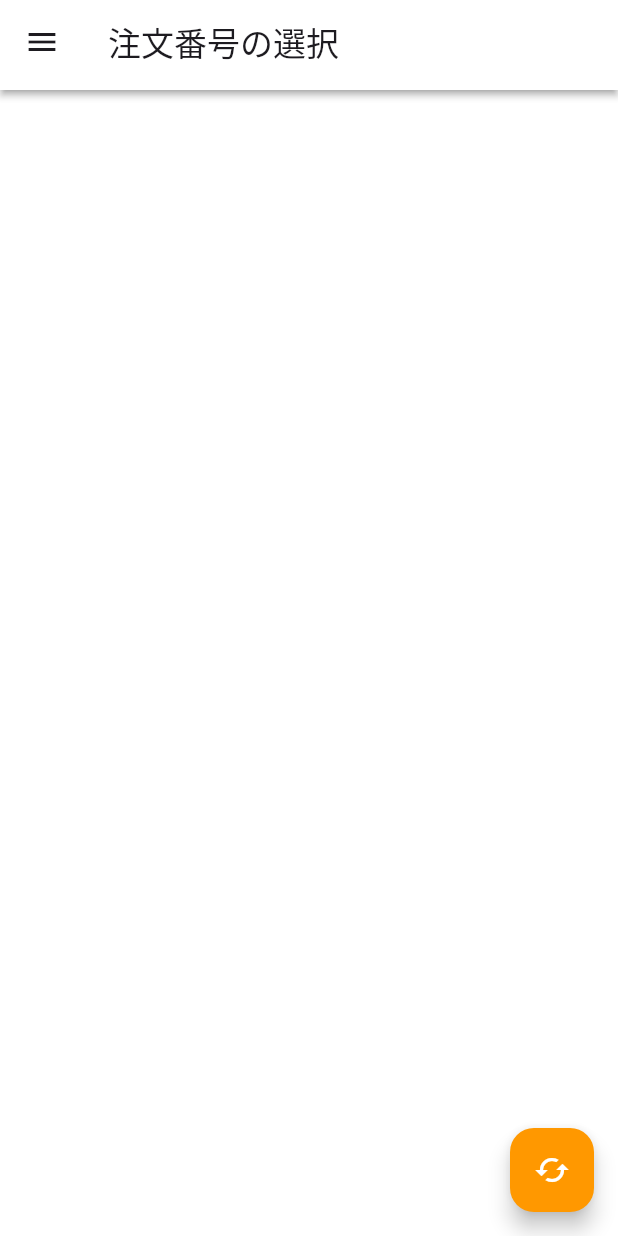
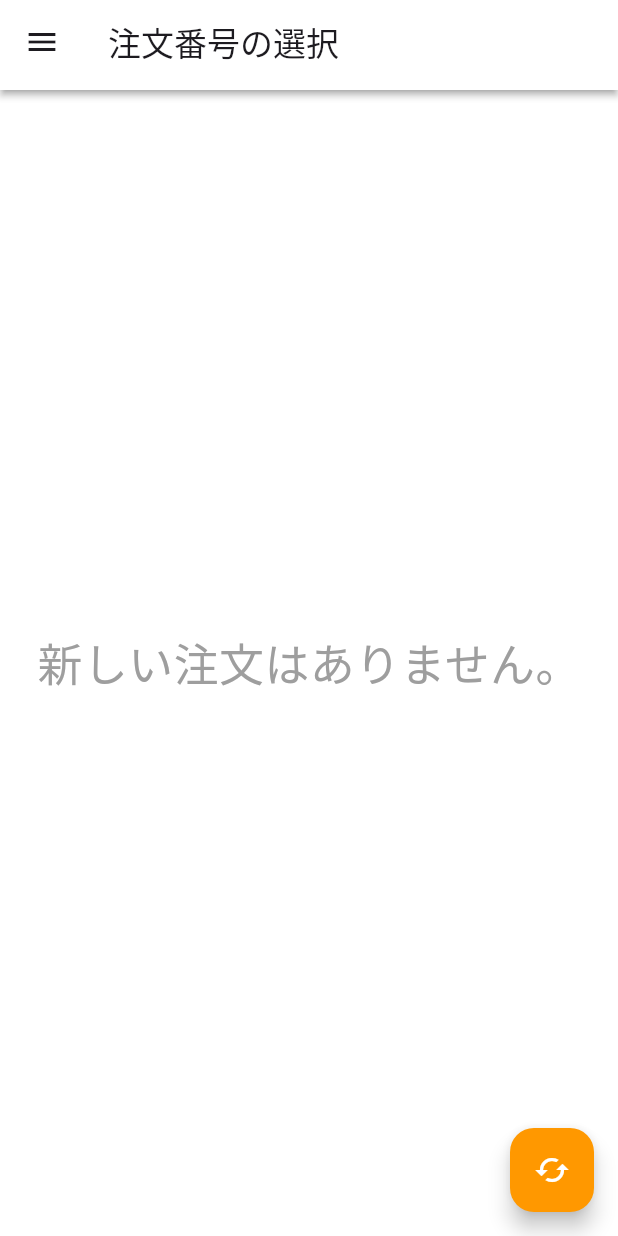
Before and after one commit to MukPan/cash_register_app, a Flutter app: the screen it shows after launch, on a phone screen of 412 x 824 dp. Run offline on Flutter 3.47's test engine with Material 2 defaults, Android fonts, the phone set to English and light mode, and no system bars; our stand-ins replace cloud_firestore, firebase_core, hooks_riverpod; accounts and stored records are empty.

Commit message:
update: topページの注文番号がないとき一文を追加

```diff
--- a/lib/context/order_num_list.dart
+++ b/lib/context/order_num_list.dart
@@ -39,6 +39,20 @@ class OrderNumList extends HookConsumerWidget {
             .toList(growable: false)
             ?? <int>[];
 
+
+        //リストが空のとき
+        if (currentOrderNumList.isEmpty) {
+          return const Center(
+              child: Text(
+                "新しい注文はありません。",
+                style: TextStyle(
+                    fontSize: 30,
+                    color: Colors.grey
+                ),
+              )
+          );
+        }
+
         //Widget返却
         return Container(
           margin: const EdgeInsets.all(10),
@@ -50,13 +64,16 @@ class OrderNumList extends HookConsumerWidget {
             ),
             itemCount: currentOrderNumList.length,
             //指定した要素の数分を生成
-            itemBuilder: (context, index) => TextButton(
-                onPressed: () { moveConfirmOrderPage(context, ref, currentOrderNumList[index]); },
-                style: ButtonStyle(
-                  backgroundColor: MaterialStateProperty.all(const Color(0x10000000)),
-                ),
-                child: OrderNum(orderNum: currentOrderNumList[index])
-            ),
+            itemBuilder: (context, index) {
+              return TextButton(
+                  onPressed: () { moveConfirmOrderPage(context, ref, currentOrderNumList[index]); },
+                  style: ButtonStyle(
+                    backgroundColor: MaterialStateProperty.all(const Color(0x10000000)),
+                  ),
+                  child: OrderNum(orderNum: currentOrderNumList[index])
+              );
+            }
+
           ),
         );
       }, //snapshotのstream
```
